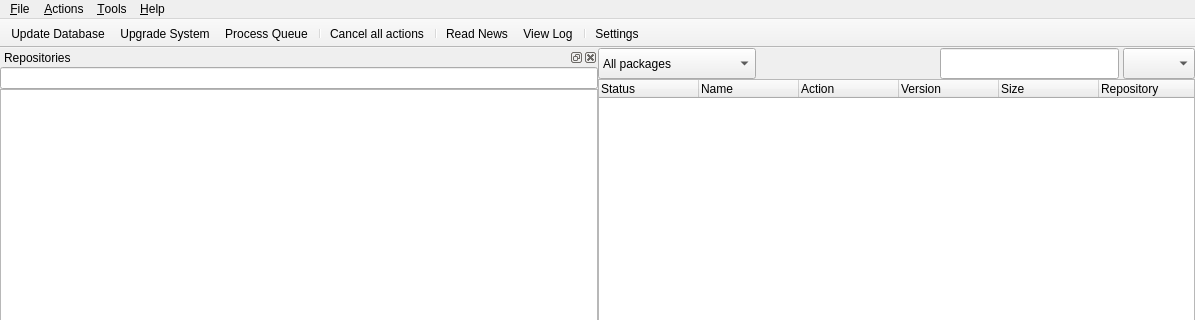
First picture: the form in trunk/shaman/ui/MainWindow.ui, repository drf/shaman1, before the edit; both pictures show x 0 to 1195 and y 0 to 320 of the 1195 by 722 pixel window.
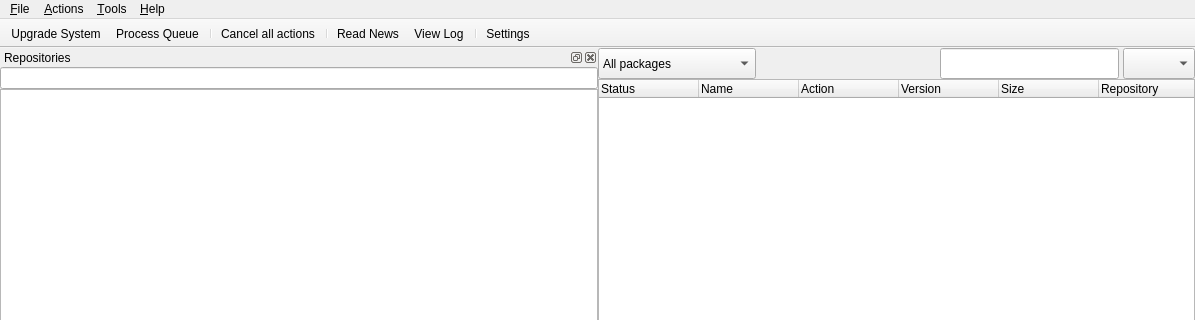
Second picture: the form after the edit. Icons and pictures are not drawn.

```diff
--- a/trunk/shaman/ui/MainWindow.ui
+++ b/trunk/shaman/ui/MainWindow.ui
@@ -561,7 +561,6 @@
    <attribute name="toolBarBreak" >
     <bool>false</bool>
    </attribute>
-   <addaction name="actionUpdate_Database" />
    <addaction name="actionUpgrade_System" />
    <addaction name="actionProcess_Queue" />
    <addaction name="separator" />
@@ -591,15 +590,6 @@
     <string>About...</string>
    </property>
   </action>
-  <action name="actionUpdate_Database" >
-   <property name="icon" >
-    <iconset resource="shaman.qrc" >
-     <normaloff>:/Icons/icons/view-refresh.png</normaloff>:/Icons/icons/view-refresh.png</iconset>
-   </property>
-   <property name="text" >
-    <string>Update Database</string>
-   </property>
-  </action>
   <action name="actionUpgrade_System" >
    <property name="icon" >
     <iconset resource="shaman.qrc" >
```
Left out of the diff: 3 changed lines with no effect on the pictures.
